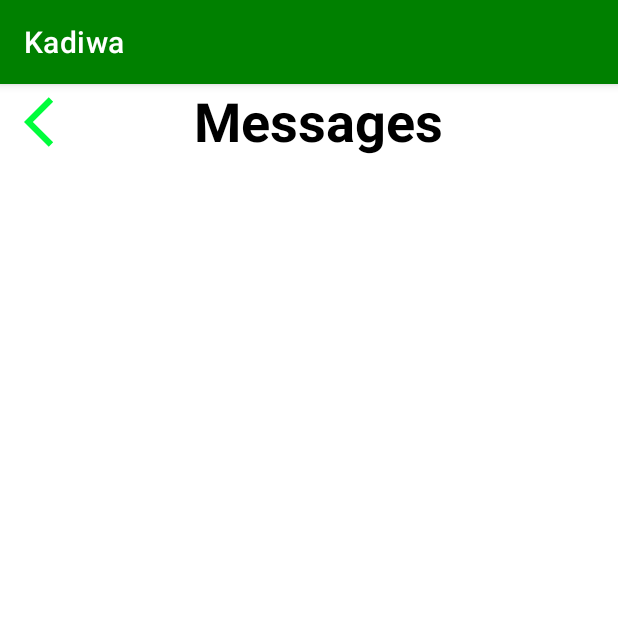
After one commit to KayL-1/GroceryStoreee, an Android app: the ProfHeheActivity screen opened directly, with no data from a screen before it, on a phone screen of 412 x 824 dp, the top half of it. The commit adds this screen. Run offline under Robolectric (Android 15) with nearby library versions, the phone set to English and light mode, and no system bars.

Commit message:
Jojo astig
yes yes

```diff
--- a/GroceryApp/app/src/main/AndroidManifest.xml
+++ b/GroceryApp/app/src/main/AndroidManifest.xml
@@ -12,6 +12,12 @@
         android:supportsRtl="true"
         android:theme="@style/Theme.GroceryApp"
         tools:targetApi="31">
+        <activity
+            android:name=".ProfHeheActivity"
+            android:exported="false" />
+        <activity
+            android:name=".TemplateActivity"
+            android:exported="false" />
         <activity
             android:name=".MessageActivity"
             android:exported="false" />
--- /dev/null
+++ b/GroceryApp/app/src/main/java/com/example/groceryapp/ProfHeheActivity.java
@@ -0,0 +1,31 @@
+package com.example.groceryapp;
+
+import androidx.appcompat.app.AppCompatActivity;
+
+import android.content.Intent;
+import android.os.Bundle;
+import android.view.View;
+import android.widget.ImageView;
+
+public class ProfHeheActivity extends AppCompatActivity {
+
+    ImageView backNav;
+
+    @Override
+    protected void onCreate(Bundle savedInstanceState) {
+        super.onCreate(savedInstanceState);
+        setContentView(R.layout.activity_prof_hehe);
+        backNav = findViewById(R.id.backNav);
+
+        backNav.setOnClickListener(new View.OnClickListener() {
+            @Override
+            public void onClick(View v) {
+                Intent i = new
+                        Intent(ProfHeheActivity.this, ProfileActivity.class);
+                startActivity(i);
+
+            }
+
+        });
+    }
+}
--- a/GroceryApp/app/src/main/res/layout/activity_home.xml
+++ b/GroceryApp/app/src/main/res/layout/activity_home.xml
@@ -148,7 +148,6 @@
                 android:src="@drawable/talong"
                 android:layout_marginLeft="10dp"
                 android:layout_height="125dp"/>
-
         </LinearLayout>
     </HorizontalScrollView>
 
--- /dev/null
+++ b/GroceryApp/app/src/main/res/layout/activity_prof_hehe.xml
@@ -0,0 +1,43 @@
+<?xml version="1.0" encoding="utf-8"?>
+<RelativeLayout
+    xmlns:android="http://schemas.android.com/apk/res/android"
+    xmlns:app="http://schemas.android.com/apk/res-auto"
+    xmlns:tools="http://schemas.android.com/tools"
+    android:layout_width="match_parent"
+    android:layout_height="match_parent"
+    tools:context=".ProfHeheActivity">
+
+    <RelativeLayout
+        android:layout_width="match_parent"
+        android:layout_height="wrap_content">
+
+        y
+        <ImageView
+            android:id="@+id/backNav"
+            android:layout_width="40dp"
+            android:layout_height="40dp"
+            android:layout_alignParentTop="true"
+            android:layout_marginStart="16dp"
+            android:layout_marginTop="5dp"
+            android:layout_marginBottom="0dp"
+            android:src="@drawable/baseline_arrow_back_ios_24"
+            app:layout_constraintStart_toStartOf="parent"
+            app:layout_constraintTop_toTopOf="parent" />
+
+        <TextView
+            android:layout_width="match_parent"
+            android:layout_height="50dp"
+            android:layout_alignParentEnd="true"
+            android:layout_marginStart="66dp"
+            android:layout_marginEnd="109dp"
+            android:layout_toEndOf="@+id/backNav"
+            android:text="Messages"
+            android:textAlignment="center"
+            android:textColor="@color/black"
+            android:textSize="36sp"
+            android:textStyle="bold" />
+    </RelativeLayout>
+
+
+
+</RelativeLayout>
--- a/GroceryApp/app/src/main/res/layout/activity_profile.xml
+++ b/GroceryApp/app/src/main/res/layout/activity_profile.xml
@@ -187,8 +187,9 @@
         android:layout_marginBottom="162dp"
         android:textColor="@color/black"
         android:text="JUJUJUJUJUJUJUJUJU" />
+
     <ImageView
-        android:id="@+id/imageView4"
+        android:id="@+id/arrowButton1"
         android:layout_width="wrap_content"
         android:layout_height="wrap_content"
         android:layout_alignParentStart="true"
```
Also changed, not shown: GroceryApp/app/src/main/java/com/example/groceryapp/ProfileActivity.java (+18 -0 lines).
